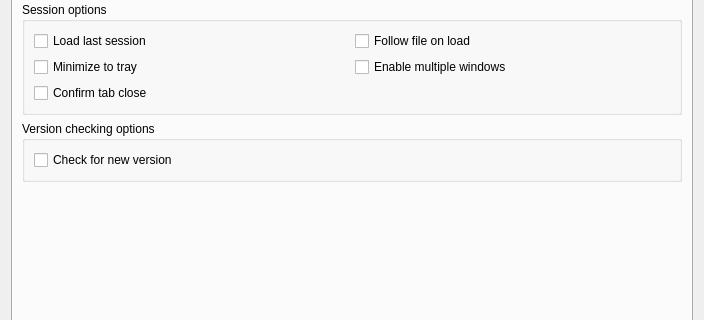
This is src/ui/include/optionsdialog.ui in yevhenii-sir/klogg as Qt 5 draws it before an edit; both pictures show x 0 to 704 and y 300 to 620 of the 704 by 817 pixel window. The edited form follows.
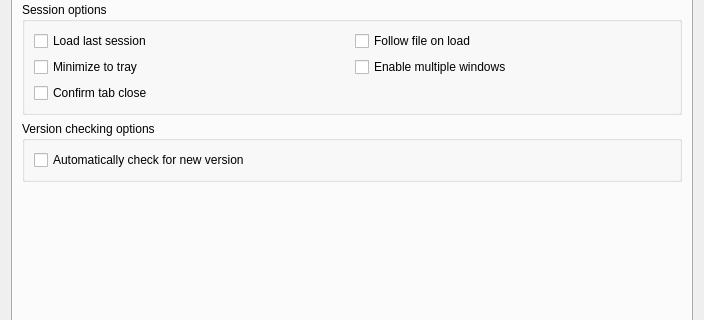
This is the edited form.

Commit message: Fix Vectorscan prefilter, modernize version check, and fix macOS modifier shortcuts (#30)

```diff
--- a/src/ui/include/optionsdialog.ui
+++ b/src/ui/include/optionsdialog.ui
@@ -226,7 +226,7 @@
           <item>
            <widget class="QCheckBox" name="checkForNewVersionCheckBox">
             <property name="text">
-             <string>Check for new version</string>
+             <string>Automatically check for new version</string>
             </property>
            </widget>
           </item>
```
The commit also changes 21 other files.
